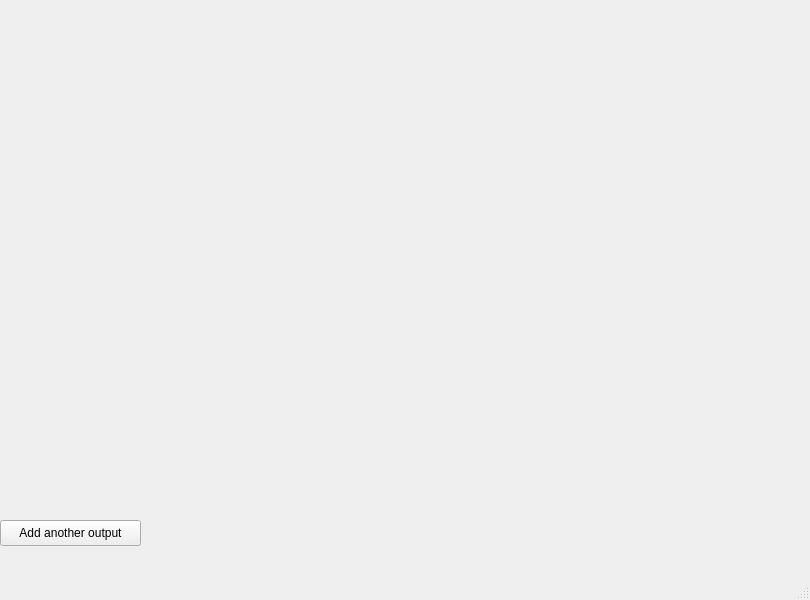
skylineone044/simple-app-audio-router, file MainWindow.ui: the form before one commit.
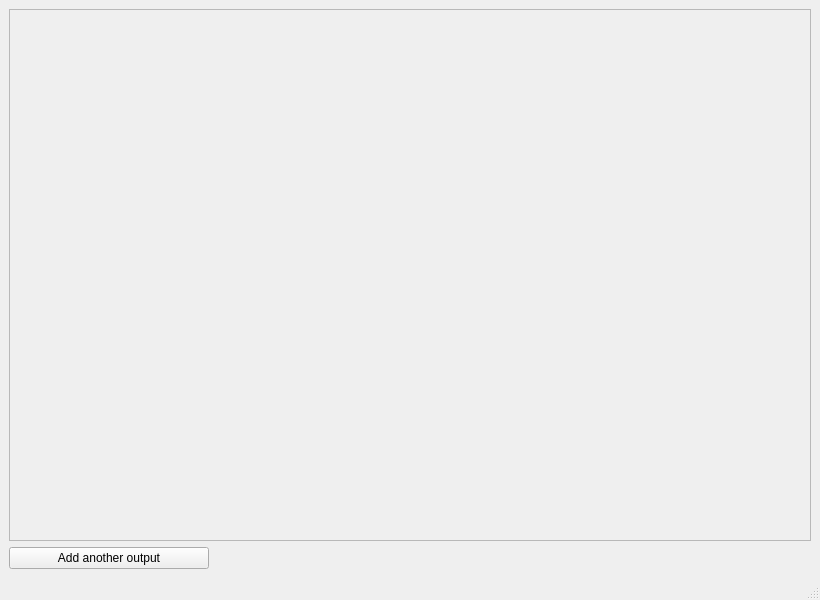
The form after the commit.

```diff
--- a/MainWindow.ui
+++ b/MainWindow.ui
@@ -6,7 +6,7 @@
    <rect>
     <x>0</x>
     <y>0</y>
-    <width>810</width>
+    <width>820</width>
     <height>600</height>
    </rect>
   </property>
@@ -14,30 +14,56 @@
    <string>MainWindow</string>
   </property>
   <widget class="QWidget" name="centralwidget">
-   <widget class="QPushButton" name="addMoreOutputsButton">
-    <property name="geometry">
-     <rect>
-      <x>0</x>
-      <y>520</y>
-      <width>141</width>
-      <height>26</height>
-     </rect>
-    </property>
-    <property name="text">
-     <string>Add another output</string>
-    </property>
-   </widget>
-   <widget class="QWidget" name="verticalLayoutWidget">
-    <property name="geometry">
-     <rect>
-      <x>0</x>
-      <y>0</y>
-      <width>801</width>
-      <height>511</height>
-     </rect>
-    </property>
-    <layout class="QVBoxLayout" name="outputs_vbox"/>
-   </widget>
+   <layout class="QVBoxLayout" name="verticalLayout">
+    <item>
+     <widget class="QScrollArea" name="scrollArea">
+      <property name="widgetResizable">
+       <bool>true</bool>
+      </property>
+      <widget class="QWidget" name="scrollContainer">
+       <property name="geometry">
+        <rect>
+         <x>0</x>
+         <y>0</y>
+         <width>806</width>
+         <height>497</height>
+        </rect>
+       </property>
+       <layout class="QVBoxLayout" name="verticalLayout_2">
+        <item>
+         <layout class="QVBoxLayout" name="output_list"/>
+        </item>
+        <item>
+         <spacer name="verticalSpacer">
+          <property name="orientation">
+           <enum>Qt::Vertical</enum>
+          </property>
+          <property name="sizeHint" stdset="0">
+           <size>
+            <width>20</width>
+            <height>40</height>
+           </size>
+          </property>
+         </spacer>
+        </item>
+       </layout>
+      </widget>
+     </widget>
+    </item>
+    <item>
+     <widget class="QPushButton" name="addMoreOutputsButton">
+      <property name="maximumSize">
+       <size>
+        <width>200</width>
+        <height>16777215</height>
+       </size>
+      </property>
+      <property name="text">
+       <string>Add another output</string>
+      </property>
+     </widget>
+    </item>
+   </layout>
   </widget>
   <widget class="QMenuBar" name="menubar">
    <property name="geometry">
```
Left out of the diff: 2 changed lines with no effect on the pictures.
